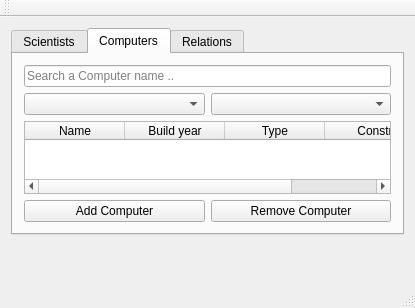
This is mainwindow.ui in Tryggvith/vika3 as Qt 5 draws it before an edit. The edited form follows.
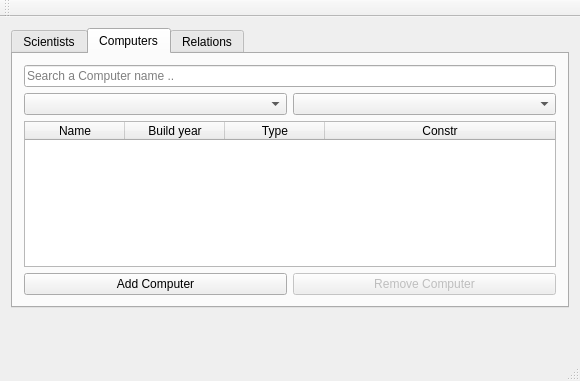
This is the edited form. The open tabs and pages were chosen to show the change.

Patch:
```diff
--- a/mainwindow.ui
+++ b/mainwindow.ui
@@ -6,8 +6,8 @@
    <rect>
     <x>0</x>
     <y>0</y>
-    <width>400</width>
-    <height>308</height>
+    <width>580</width>
+    <height>381</height>
    </rect>
   </property>
   <property name="windowTitle">
@@ -171,7 +171,10 @@
            </widget>
           </item>
           <item>
-           <widget class="QPushButton" name="pushButton_4">
+           <widget class="QPushButton" name="button_delete_computer">
+            <property name="enabled">
+             <bool>false</bool>
+            </property>
             <property name="text">
              <string>Remove Computer</string>
             </property>
```
Left out of the diff: 4 changed lines with no effect on the pictures.
